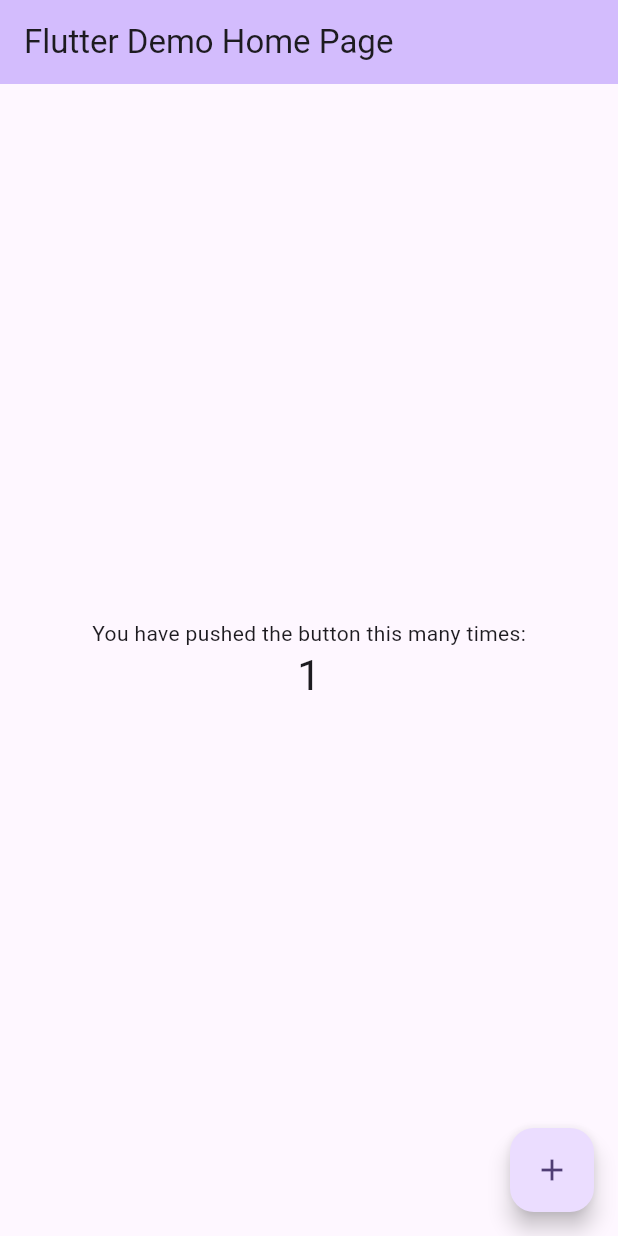
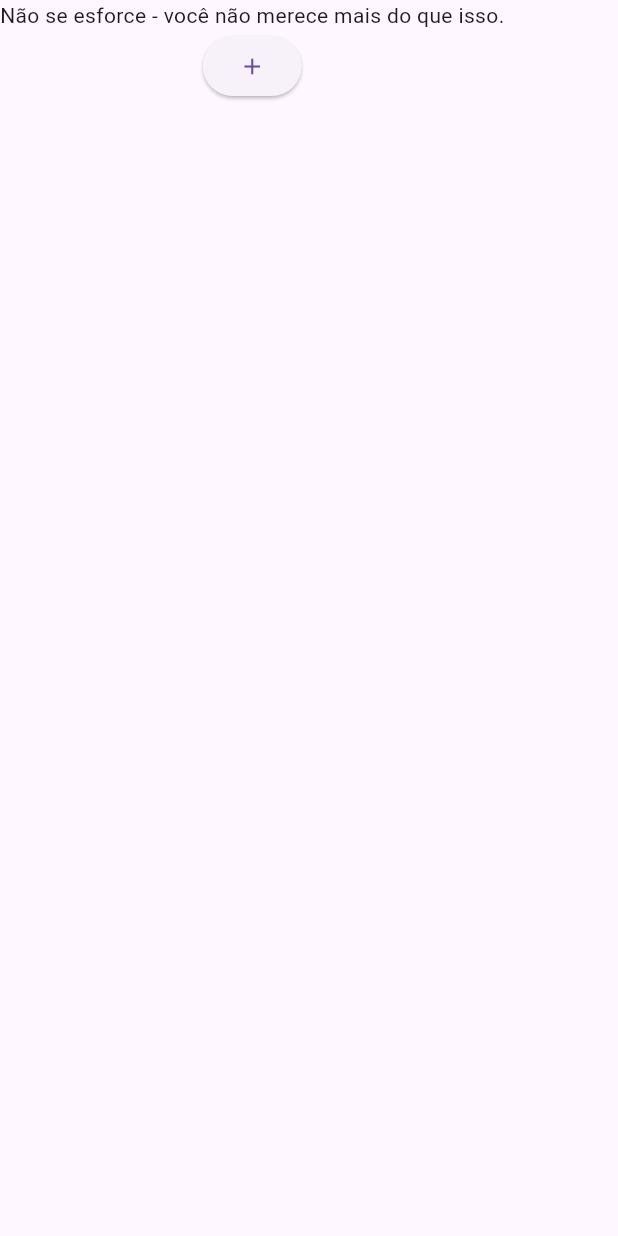
Before and after one commit to oJaciel/Gerador-Frases-Desmotivacionais-V2, a Flutter app: the screen it shows after launch, after a tap on the "add" icon, on a phone screen of 412 x 824 dp. Run offline on Flutter 3.47's test engine with Material 3 defaults, Android fonts, the light colour scheme and no system bars.

Commit message:
Programação do App
Realizada a programação da lógica do app

```diff
--- a/lib/main.dart
+++ b/lib/main.dart
@@ -1,125 +1,100 @@
 import 'package:flutter/material.dart';
+import "dart:math";
 
-void main() {
-  runApp(const MyApp());
+void main(List<String> args) {
+  runApp(App());
 }
 
-class MyApp extends StatelessWidget {
-  const MyApp({super.key});
+class App extends StatefulWidget {
+  App({super.key});
 
-  // This widget is the root of your application.
   @override
-  Widget build(BuildContext context) {
-    return MaterialApp(
-      title: 'Flutter Demo',
-      theme: ThemeData(
-        // This is the theme of your application.
-        //
-        // TRY THIS: Try running your application with "flutter run". You'll see
-        // the application has a purple toolbar. Then, without quitting the app,
-        // try changing the seedColor in the colorScheme below to Colors.green
-        // and then invoke "hot reload" (save your changes or press the "hot
-        // reload" button in a Flutter-supported IDE, or press "r" if you used
-        // the command line to start the app).
-        //
-        // Notice that the counter didn't reset back to zero; the application
-        // state is not lost during the reload. To reset the state, use hot
-        // restart instead.
-        //
-        // This works for code too, not just values: Most code changes can be
-        // tested with just a hot reload.
-        colorScheme: ColorScheme.fromSeed(seedColor: Colors.deepPurple),
-        useMaterial3: true,
-      ),
-      home: const MyHomePage(title: 'Flutter Demo Home Page'),
-    );
-  }
+  State<App> createState() => _AppState();
 }
 
-class MyHomePage extends StatefulWidget {
-  const MyHomePage({super.key, required this.title});
+class _AppState extends State<App> {
+  String _phrase = "Clique no botão para gerar uma nova frase";
+  var _phrase_list = [
+  "Nada como um dia pior que o outro.",
+  "Comemore as pequenas derrotas.",
+  "Os sonhos antecedem os fracassos.",
+  "O caminho é longo, mas a derrota é certa.",
+  "É só uma fase ruim, logo vai piorar.",
+  "Nunca foi azar, sempre foi incompetência.",
+  "Seja o protagonista do seu fracasso.",
+  "Não pare! Faça até dar errado.",
+  "Só dará errado se você tentar.",
+  "Nunca é tarde demais para desistir.",
+  "A mediocridade é o destino de todos.",
+  "Não se preocupe em tentar, você vai falhar de qualquer maneira.",
+  "Por que tentar se você pode falhar sem esforço?",
+  "A única constante na vida é o seu fracasso.",
+  "Não há luz no fim do túnel, apenas mais escuridão.",
+  "Nunca subestime sua capacidade de falhar.",
+  "Nada é impossível - para o fracasso.",
+  "Não há problema em falhar, desde que você esteja acostumado.",
+  "Por que tentar se você pode culpar as circunstâncias?",
+  "Não é só uma fase ruim - é uma vida ruim.",
+  "Expectativas baixas, decepções menores.",
+  "Não se preocupe em tentar, você já sabe como isso vai terminar.",
+  "Seu potencial é limitado - assim como suas chances de sucesso.",
+  "Seja realista - você não vai chegar muito longe.",
+  "Se você acha que pode, você está enganado.",
+  "Quando tudo estiver dando errado, se acostume.",
+  "Não dá pra mudar o passado, mas dá pra estragar o futuro.",
+  "Nenhum obstáculo é grande demais para quem desiste!",
+  "Seu sucesso é tão provável quanto uma loteria.",
+  "Não se esforce demais - ninguém se importa.",
+  "A vida é um ciclo interminável de decepções.",
+  "Não se preocupe em se destacar - você é facilmente esquecível.",
+  "O fracasso é a única coisa que você pode contar.",
+  "Por que tentar quando você pode desistir com antecedência?",
+  "Desistir é mais fácil do que continuar tentando.",
+  "Não espere nada da vida - ela não espera nada de você.",
+  "Não há recompensa pelo seu esforço - apenas mais dor.",
+  "Seja realista: suas ambições são inalcançáveis.",
+  "O sucesso é uma miragem em seu deserto de falhas.",
+  "Você não é excepcional - apenas medíocre em uma multidão.",
+  "A vida é uma sucessão de arrependimentos e lamentações.",
+  "Não busque a felicidade - você nunca a encontrará.",
+  "Por que se preocupar com o futuro se ele só trará desgosto?",
+  "A esperança é apenas uma ilusão para os tolos.",
+  "Não se esforce - você não merece mais do que isso.",
+  "Seu potencial é insignificante - como sua existência.",
+  "O sucesso é um conceito estranho e distante para você.",
+  "A vida é uma piada cruel, e você é a vítima.",
+  "Não tente impressionar - ninguém está prestando atenção.",
+  "Seu destino é o fracasso, então abrace-o.",
+  "Você nunca será bom o suficiente - e isso é um fato.",
+  "Seu legado será esquecido - como tudo o mais em sua vida.",
+  "Não se iluda pensando que pode mudar algo - você é impotente.",
+  "Por que se esforçar quando você está destinado a falhar?",
+  "Não há luz no fim do túnel - apenas mais desespero.",
+  "Desistir é a única opção sensata em sua situação."
+];
 
-  // This widget is the home page of your application. It is stateful, meaning
-  // that it has a State object (defined below) that contains fields that affect
-  // how it looks.
 
-  // This class is the configuration for the state. It holds the values (in this
-  // case the title) provided by the parent (in this case the App widget) and
-  // used by the build method of the State. Fields in a Widget subclass are
-  // always marked "final".
-
-  final String title;
-
-  @override
-  State<MyHomePage> createState() => _MyHomePageState();
-}
-
-class _MyHomePageState extends State<MyHomePage> {
-  int _counter = 0;
-
-  void _incrementCounter() {
+  void _newPhrase() {
+    var phrase = _phrase_list[Random().nextInt(_phrase_list.length)].toString();
     setState(() {
-      // This call to setState tells the Flutter framework that something has
-      // changed in this State, which causes it to rerun the build method below
-      // so that the display can reflect the updated values. If we changed
-      // _counter without calling setState(), then the build method would not be
-      // called again, and so nothing would appear to happen.
-      _counter++;
+      _phrase = phrase;
     });
   }
 
   @override
   Widget build(BuildContext context) {
-    // This method is rerun every time setState is called, for instance as done
-    // by the _incrementCounter method above.
-    //
-    // The Flutter framework has been optimized to make rerunning build methods
-    // fast, so that you can just rebuild anything that needs updating rather
-    // than having to individually change instances of widgets.
-    return Scaffold(
-      appBar: AppBar(
-        // TRY THIS: Try changing the color here to a specific color (to
-        // Colors.amber, perhaps?) and trigger a hot reload to see the AppBar
-        // change color while the other colors stay the same.
-        backgroundColor: Theme.of(context).colorScheme.inversePrimary,
-        // Here we take the value from the MyHomePage object that was created by
-        // the App.build method, and use it to set our appbar title.
-        title: Text(widget.title),
-      ),
-      body: Center(
-        // Center is a layout widget. It takes a single child and positions it
-        // in the middle of the parent.
-        child: Column(
-          // Column is also a layout widget. It takes a list of children and
-          // arranges them vertically. By default, it sizes itself to fit its
-          // children horizontally, and tries to be as tall as its parent.
-          //
-          // Column has various properties to control how it sizes itself and
-          // how it positions its children. Here we use mainAxisAlignment to
-          // center the children vertically; the main axis here is the vertical
-          // axis because Columns are vertical (the cross axis would be
-          // horizontal).
-          //
-          // TRY THIS: Invoke "debug painting" (choose the "Toggle Debug Paint"
-          // action in the IDE, or press "p" in the console), to see the
-          // wireframe for each widget.
-          mainAxisAlignment: MainAxisAlignment.center,
-          children: <Widget>[
-            const Text(
-              'You have pushed the button this many times:',
-            ),
-            Text(
-              '$_counter',
-              style: Theme.of(context).textTheme.headlineMedium,
+    return MaterialApp(
+      home: Scaffold(
+        body: Column(
+          children: [
+            Text(_phrase),
+            ElevatedButton(
+              onPressed: _newPhrase,
+              child: Icon(Icons.add),
             ),
           ],
         ),
       ),
-      floatingActionButton: FloatingActionButton(
-        onPressed: _incrementCounter,
-        tooltip: 'Increment',
-        child: const Icon(Icons.add),
-      ), // This trailing comma makes auto-formatting nicer for build methods.
     );
   }
 }
```
Also changed, not shown: 1 other file.
